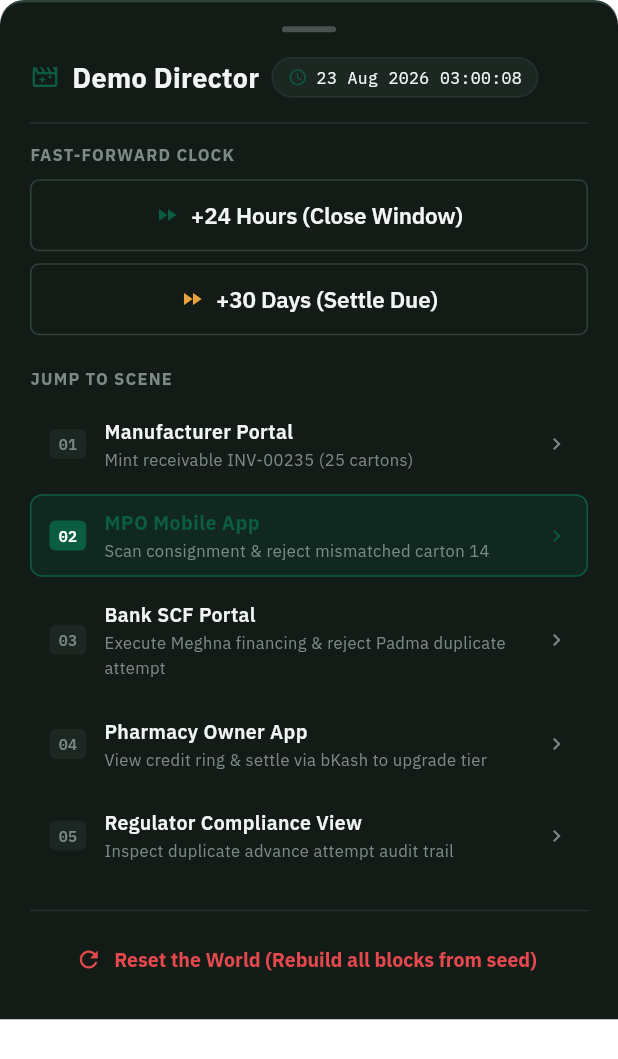
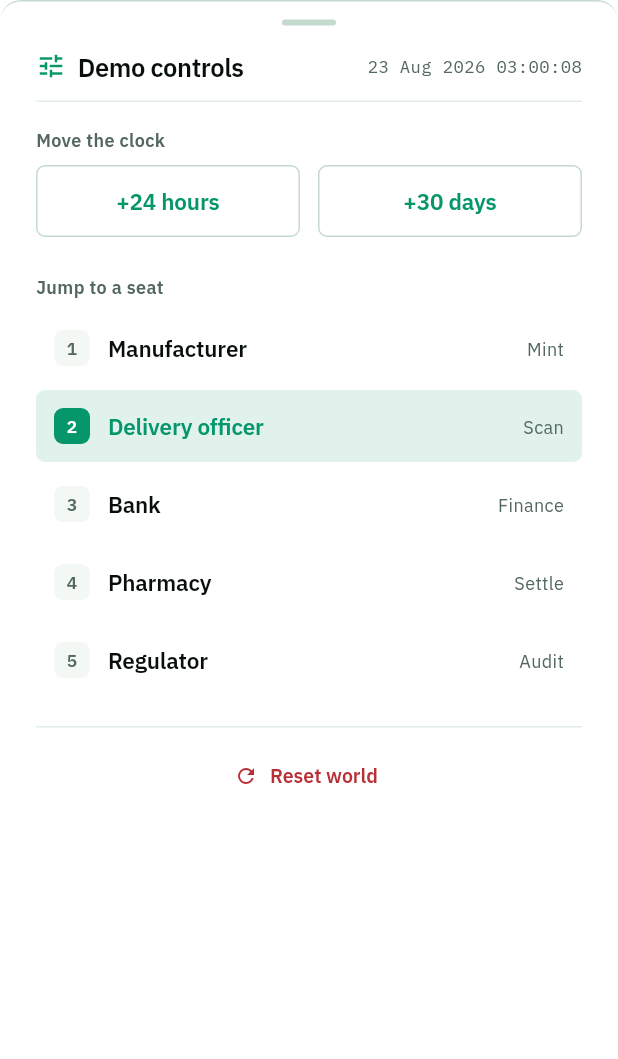
Before and after one commit to ishmam259/lamp-flutter, a Flutter app: the DemoDirectorSheet widget shown alone on an empty page, opened directly, on a phone screen of 412 x 824 dp. Shown: the top 1059 px of the screen. Run offline on Flutter 3.47's test engine with Material 3 defaults, Android fonts, the phone set to English and light mode, and no system bars; our stand-ins replace qr_flutter, shared_preferences; missing offline and left inert: mobile_scanner; accounts and stored records are empty.

Commit message:
Sweep the sheets, and lay out against iPhone geometry too
The first sweep walked the six screens and stopped, so the demo
director and the ledger inspector went unchecked while the suite
reported every page covered. They were not fine. The director
overflowed its own 85% cap by 333 pixels — the reset button, the thing
reached for between takes, was off screen — because a sheet with a
height cap has to assume its content exceeds the cap, and this one was
a plain Column. The inspector overflowed four times on the pattern
this app repeats everywhere: two Texts either side of a spaceBetween.

Both are rebuilt on the palette and the components, and both scroll.

The sweep now runs each surface against three devices rather than one.
The iPhone SE matters most: at 667 logical points it is shorter than
anything else here, which is the axis the director broke on. iOS also
gets its real safe-area insets, and TargetPlatform.iOS is set so
platform-dependent typography and scroll physics are what is measured.

48 combinations, all green.

```diff
--- a/lib/widgets/demo_director_sheet.dart
+++ b/lib/widgets/demo_director_sheet.dart
@@ -1,90 +1,152 @@
 import 'package:flutter/material.dart';
 import 'package:provider/provider.dart';
-import '../core/constants/colors.dart';
+
 import '../core/constants/formatters.dart';
+import '../core/constants/palette.dart';
+import '../core/constants/typography.dart';
 import '../core/state/lamp_state.dart';
-import '../core/constants/typography.dart';
 
+/// The controls that drive a demo: move the clock, jump to a seat, start over.
+///
+/// The content is scrollable. It was a plain Column inside a sheet capped at
+/// 85% of the window, and on a 360x800 phone it ran 333 pixels past the bottom
+/// — the reset button, the last thing anyone reaches for between takes, was
+/// simply not on screen. A sheet whose height is capped has to assume its
+/// content will exceed the cap.
 class DemoDirectorSheet extends StatelessWidget {
   const DemoDirectorSheet({super.key});
 
   static void show(BuildContext context) {
-    showModalBottomSheet(
+    showModalBottomSheet<void>(
       context: context,
       isScrollControlled: true,
       backgroundColor: Colors.transparent,
-      builder: (ctx) => const DemoDirectorSheet(),
+      builder: (_) => const DemoDirectorSheet(),
     );
   }
 
   @override
   Widget build(BuildContext context) {
     final state = context.watch<LaMPState>();
+    final c = context.lamp;
 
     return Container(
       constraints: BoxConstraints(
         maxHeight: MediaQuery.of(context).size.height * 0.85,
       ),
-      decoration: const BoxDecoration(
-        color: Color(0xFF131B17),
-        borderRadius: BorderRadius.vertical(top: Radius.circular(16)),
-        border: Border(top: BorderSide(color: LaMPColors.portalLine2, width: 1.5)),
+      decoration: BoxDecoration(
+        color: c.surface,
+        borderRadius: const BorderRadius.vertical(top: Radius.circular(LaMPRadius.surface)),
+        border: Border(top: BorderSide(color: c.lineStrong)),
       ),
-      padding: const EdgeInsets.symmetric(horizontal: 20, vertical: 16),
       child: Column(
-        crossAxisAlignment: CrossAxisAlignment.start,
         mainAxisSize: MainAxisSize.min,
         children: [
-          Center(
-            child: Container(
+          // The handle and the title stay put; everything under them scrolls.
+          Padding(
+            padding: const EdgeInsets.fromLTRB(Gap.xl, Gap.md, Gap.xl, 0),
+            child: Column(
+              children: [
+                Container(
                   width: 36,
                   height: 4,
                   decoration: BoxDecoration(
-                color: Colors.white24,
+                    color: c.lineStrong,
                     borderRadius: BorderRadius.circular(2),
                   ),
                 ),
+                const SizedBox(height: Gap.lg),
+                Row(
+                  children: [
+                    Icon(Icons.tune, color: c.brand, size: IconSize.md),
+                    const SizedBox(width: Gap.sm),
+                    Expanded(
+                      child: Text(
+                        'Demo controls',
+                        style: LaMPType.head.copyWith(color: c.ink),
                       ),
-          const SizedBox(height: 16),
-          Wrap(
-            alignment: WrapAlignment.spaceBetween,
-            crossAxisAlignment: WrapCrossAlignment.center,
-            spacing: 8,
-            runSpacing: 8,
+                    ),
+                    Text(
+                      LaMPFormatters.formatDateTime(state.now),
+                      style: LaMPType.monoCaption.copyWith(color: c.inkFaint),
+                    ),
+                  ],
+                ),
+                const SizedBox(height: Gap.md),
+                Divider(color: c.line, height: 1),
+              ],
+            ),
+          ),
+
+          Flexible(
+            child: ListView(
+              shrinkWrap: true,
+              padding: const EdgeInsets.fromLTRB(Gap.xl, Gap.lg, Gap.xl, Gap.xl),
               children: [
-              const Row(
-                mainAxisSize: MainAxisSize.min,
+                Text(
+                  'Move the clock',
+                  style: LaMPType.caption.copyWith(
+                    color: c.inkFaint,
+                    fontWeight: FontWeight.w600,
+                  ),
+                ),
+                const SizedBox(height: Gap.sm),
+                Row(
                   children: [
-                  Icon(Icons.movie_filter_outlined, color: LaMPColors.brand, size: 20),
-                  SizedBox(width: 8),
-                  Text(
-                    'Demo Director',
-                    style: TextStyle(
-                      fontSize: 18,
-                      fontWeight: FontWeight.bold,
-                      color: LaMPColors.portalInk,
+                    Expanded(
+                      child: OutlinedButton(
+                        onPressed: () => _advance(context, state, hours: 24),
+                        child: const Text('+24 hours'),
+                      ),
+                    ),
+                    const SizedBox(width: Gap.md),
+                    Expanded(
+                      child: OutlinedButton(
+                        onPressed: () => _advance(context, state, days: 30),
+                        child: const Text('+30 days'),
                       ),
                     ),
                   ],
                 ),
-              Container(
-                padding: const EdgeInsets.symmetric(horizontal: 10, vertical: 4),
-                decoration: BoxDecoration(
-                  color: LaMPColors.portalSurface2,
-                  borderRadius: BorderRadius.circular(20),
-                  border: Border.all(color: LaMPColors.portalLine),
+
+                const SizedBox(height: Gap.xl),
+                Text(
+                  'Jump to a seat',
+                  style: LaMPType.caption.copyWith(
+                    color: c.inkFaint,
+                    fontWeight: FontWeight.w600,
                   ),
-                child: Row(
-                  mainAxisSize: MainAxisSize.min,
-                  children: [
-                    const Icon(Icons.access_time, size: 13, color: LaMPColors.brand),
-                    const SizedBox(width: 6),
-                    Text(
-                      LaMPFormatters.formatDateTime(state.now),
-                      style: const TextStyle(
-                        fontSize: 11,
-                        fontFamily: LaMPType.mono, fontFamilyFallback: LaMPType.fallback,
-                        color: LaMPColors.portalInk,
+                ),
+                const SizedBox(height: Gap.sm),
+
+                // The subtitles used to narrate the whole beat — "Execute
+                // Meghna financing & reject Padma duplicate attempt" was
+                // fifty-six characters. The person reading this wrote the
+                // shot list.
+                _Scene(n: '1', title: 'Manufacturer', note: 'Mint', persona: PersonaId.manufacturer),
+                _Scene(n: '2', title: 'Delivery officer', note: 'Scan', persona: PersonaId.mpo),
+                _Scene(n: '3', title: 'Bank', note: 'Finance', persona: PersonaId.bank),
+                _Scene(n: '4', title: 'Pharmacy', note: 'Settle', persona: PersonaId.pharmacy),
+                _Scene(n: '5', title: 'Regulator', note: 'Audit', persona: PersonaId.regulator),
+
+                const SizedBox(height: Gap.lg),
+                Divider(color: c.line, height: 1),
+                const SizedBox(height: Gap.sm),
+
+                SizedBox(
+                  width: double.infinity,
+                  child: TextButton.icon(
+                    style: TextButton.styleFrom(foregroundColor: c.dispute),
+                    onPressed: () async {
+                      await state.resetWorld();
+                      if (!context.mounted) return;
+                      Navigator.pop(context);
+                      ScaffoldMessenger.of(context).showSnackBar(
+                        const SnackBar(content: Text('World reset')),
+                      );
+                    },
+                    icon: const Icon(Icons.refresh, size: IconSize.sm),
+                    label: const Text('Reset world'),
                   ),
                 ),
               ],
@@ -92,221 +154,93 @@ class DemoDirectorSheet extends StatelessWidget {
           ),
         ],
       ),
-          const SizedBox(height: 16),
-          const Divider(color: LaMPColors.portalLine),
-          const SizedBox(height: 12),
-
-          // Clock Jumps
-          const Text(
-            'FAST-FORWARD CLOCK',
-            style: TextStyle(
-              fontSize: 11,
-              fontWeight: FontWeight.bold,
-              letterSpacing: 0.8,
-              color: LaMPColors.portalInk3,
-            ),
-          ),
-          const SizedBox(height: 8),
-          LayoutBuilder(
-            builder: (context, constraints) {
-              final btn1 = OutlinedButton.icon(
-                onPressed: () {
-                  state.advanceHours(24);
-                  Navigator.pop(context);
-                  ScaffoldMessenger.of(context).showSnackBar(
-                    const SnackBar(content: Text('Clock advanced +24h (Dispute window closed)')),
-                  );
-                },
-                icon: const Icon(Icons.fast_forward, size: 16, color: LaMPColors.brand),
-                label: const Text('+24 Hours (Close Window)'),
-                style: OutlinedButton.styleFrom(
-                  foregroundColor: LaMPColors.portalInk,
-                  side: const BorderSide(color: LaMPColors.portalLine2),
-                  padding: const EdgeInsets.symmetric(vertical: 12),
-                ),
-              );
-              final btn2 = OutlinedButton.icon(
-                onPressed: () {
-                  state.advanceDays(30);
-                  Navigator.pop(context);
-                  ScaffoldMessenger.of(context).showSnackBar(
-                    const SnackBar(content: Text('Clock advanced +30d (Payment due)')),
-                  );
-                },
-                icon: const Icon(Icons.fast_forward, size: 16, color: LaMPColors.pending),
-                label: const Text('+30 Days (Settle Due)'),
-                style: OutlinedButton.styleFrom(
-                  foregroundColor: LaMPColors.portalInk,
-                  side: const BorderSide(color: LaMPColors.portalLine2),
-                  padding: const EdgeInsets.symmetric(vertical: 12),
-                ),
-              );
-
-              if (constraints.maxWidth < 460) {
-                return Column(
-                  children: [
-                    SizedBox(width: double.infinity, child: btn1),
-                    const SizedBox(height: 8),
-                    SizedBox(width: double.infinity, child: btn2),
-                  ],
-                );
-              }
-              return Row(
-                children: [
-                  Expanded(child: btn1),
-                  const SizedBox(width: 10),
-                  Expanded(child: btn2),
-                ],
-              );
-            },
-          ),
-
-          const SizedBox(height: 20),
-          const Text(
-            'JUMP TO SCENE',
-            style: TextStyle(
-              fontSize: 11,
-              fontWeight: FontWeight.bold,
-              letterSpacing: 0.8,
-              color: LaMPColors.portalInk3,
-            ),
-          ),
-          const SizedBox(height: 8),
-
-          _buildSceneTile(
-            context,
-            sceneNum: '01',
-            title: 'Manufacturer Portal',
-            subtitle: 'Mint receivable INV-00235 (25 cartons)',
-            persona: PersonaId.manufacturer,
-          ),
-          _buildSceneTile(
-            context,
-            sceneNum: '02',
-            title: 'MPO Mobile App',
-            subtitle: 'Scan consignment & reject mismatched carton 14',
-            persona: PersonaId.mpo,
-          ),
-          _buildSceneTile(
-            context,
-            sceneNum: '03',
-            title: 'Bank SCF Portal',
-            subtitle: 'Execute Meghna financing & reject Padma duplicate attempt',
-            persona: PersonaId.bank,
-          ),
-          _buildSceneTile(
-            context,
-            sceneNum: '04',
-            title: 'Pharmacy Owner App',
-            subtitle: 'View credit ring & settle via bKash to upgrade tier',
-            persona: PersonaId.pharmacy,
-          ),
-          _buildSceneTile(
-            context,
-            sceneNum: '05',
-            title: 'Regulator Compliance View',
-            subtitle: 'Inspect duplicate advance attempt audit trail',
-            persona: PersonaId.regulator,
-          ),
-
-          const SizedBox(height: 16),
-          const Divider(color: LaMPColors.portalLine),
-          const SizedBox(height: 8),
-
-          SizedBox(
-            width: double.infinity,
-            child: TextButton.icon(
-              onPressed: () async {
-                await state.resetWorld();
-                if (context.mounted) {
-                  Navigator.pop(context);
-                  ScaffoldMessenger.of(context).showSnackBar(
-                    const SnackBar(content: Text('World reset deterministically to seed state')),
-                  );
-                }
-              },
-              icon: const Icon(Icons.refresh, color: LaMPColors.dispute, size: 18),
-              label: const Text(
-                'Reset the World (Rebuild all blocks from seed)',
-                style: TextStyle(color: LaMPColors.dispute, fontWeight: FontWeight.bold),
-              ),
-            ),
-          ),
-        ],
-      ),
     );
   }
 
-  Widget _buildSceneTile(
-    BuildContext context, {
-    required String sceneNum,
-    required String title,
-    required String subtitle,
-    required PersonaId persona,
-  }) {
+  void _advance(BuildContext context, LaMPState state, {int hours = 0, int days = 0}) {
+    if (hours > 0) state.advanceHours(hours);
+    if (days > 0) state.advanceDays(days);
+    Navigator.pop(context);
+    ScaffoldMessenger.of(context).showSnackBar(
+      SnackBar(content: Text(days > 0 ? 'Clock +${days}d' : 'Clock +${hours}h')),
+    );
+  }
+}
+
+class _Scene extends StatelessWidget {
+  final String n;
+  final String title;
+  final String note;
+  final PersonaId persona;
+
+  const _Scene({
+    required this.n,
+    required this.title,
+    required this.note,
+    required this.persona,
+  });
+
+  @override
+  Widget build(BuildContext context) {
     final state = Provider.of<LaMPState>(context, listen: false);
-    final isSelected = state.currentPersona == persona;
+    final c = context.lamp;
+    final selected = state.currentPersona == persona;
 
-    return InkWell(
+    return Padding(
+      padding: const EdgeInsets.only(bottom: Gap.xs),
+      child: Material(
+        color: selected ? c.brandSoft : Colors.transparent,
+        borderRadius: BorderRadius.circular(LaMPRadius.control),
+        child: InkWell(
           onTap: () {
             state.setPersona(persona);
             Navigator.pop(context);
           },
-      borderRadius: BorderRadius.circular(8),
+          borderRadius: BorderRadius.circular(LaMPRadius.control),
           child: Container(
-        margin: const EdgeInsets.only(bottom: 6),
-        padding: const EdgeInsets.symmetric(horizontal: 12, vertical: 8),
-        decoration: BoxDecoration(
-          color: isSelected ? LaMPColors.brand.withValues(alpha: 0.2) : Colors.transparent,
-          borderRadius: BorderRadius.circular(8),
-          border: Border.all(
-            color: isSelected ? LaMPColors.brand : Colors.transparent,
-          ),
+            constraints: const BoxConstraints(minHeight: 48),
+            padding: const EdgeInsets.symmetric(
+              horizontal: Gap.md,
+              vertical: Gap.sm,
             ),
             child: Row(
               children: [
                 Container(
-              padding: const EdgeInsets.symmetric(horizontal: 6, vertical: 2),
+                  width: 24,
+                  height: 24,
+                  alignment: Alignment.center,
                   decoration: BoxDecoration(
-                color: isSelected ? LaMPColors.brand : LaMPColors.portalSurface2,
-                borderRadius: BorderRadius.circular(4),
+                    color: selected ? c.brand : c.surfaceAlt,
+                    borderRadius: BorderRadius.circular(LaMPRadius.control),
                   ),
                   child: Text(
-                sceneNum,
-                style: TextStyle(
-                  fontSize: 10,
-                  fontWeight: FontWeight.bold,
-                  fontFamily: LaMPType.mono, fontFamilyFallback: LaMPType.fallback,
-                  color: isSelected ? Colors.white : LaMPColors.portalInk3,
+                    n,
+                    style: LaMPType.monoCaption.copyWith(
+                      color: selected ? c.onBrand : c.inkFaint,
+                      fontWeight: FontWeight.w600,
                     ),
                   ),
                 ),
-            const SizedBox(width: 12),
+                const SizedBox(width: Gap.md),
                 Expanded(
-              child: Column(
-                crossAxisAlignment: CrossAxisAlignment.start,
-                children: [
-                  Text(
+                  child: Text(
                     title,
-                    style: TextStyle(
-                      fontSize: 13,
-                      fontWeight: isSelected ? FontWeight.bold : FontWeight.w600,
-                      color: isSelected ? LaMPColors.brand : LaMPColors.portalInk,
+                    style: LaMPType.sub.copyWith(
+                      color: selected ? c.brand : c.ink,
+                      fontWeight: FontWeight.w600,
+                    ),
+                    maxLines: 1,
+                    overflow: TextOverflow.ellipsis,
                   ),
                 ),
+                const SizedBox(width: Gap.sm),
                 Text(
-                    subtitle,
-                    style: const TextStyle(fontSize: 11, color: LaMPColors.portalInk3),
+                  note,
+                  style: LaMPType.caption.copyWith(color: c.inkFaint),
                 ),
               ],
             ),
           ),
-            Icon(
-              Icons.chevron_right,
-              size: 16,
-              color: isSelected ? LaMPColors.brand : LaMPColors.portalInk3,
-            ),
-          ],
         ),
       ),
     );
```
Also changed, not shown: lib/widgets/ledger_inspector_sheet.dart (+79 -94 lines), 1 other file. Lines whose indentation alone changed are shown as unchanged.
